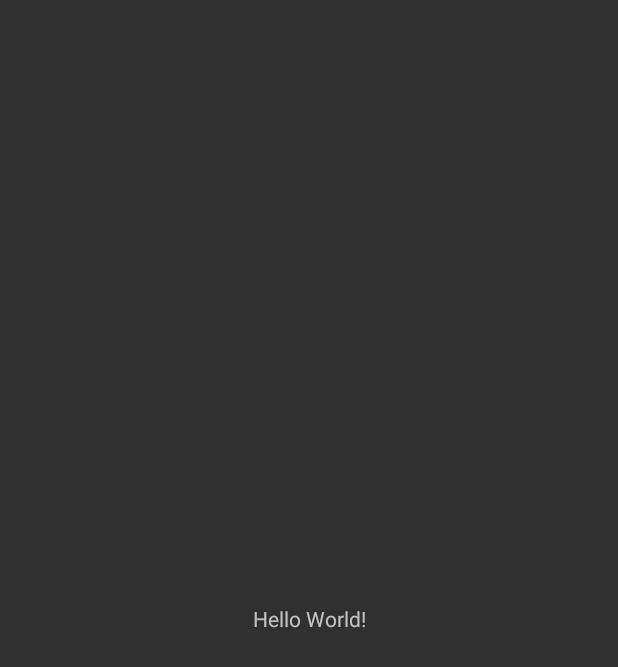
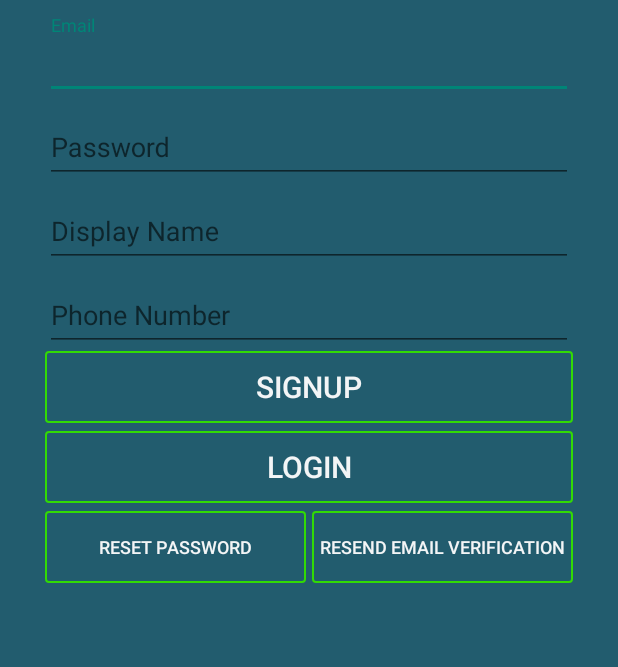
Before and after one commit to secondfh/CIS651, an Android app: the screen it shows after launch (MainActivity before the commit, SignupLogin after it), on a phone screen of 412 x 824 dp. Before the commit the part shown is almost empty. Shown: the top 667 px of the screen. Run offline under Robolectric (Android 15) with nearby library versions, the light colour scheme and no system bars; our stand-ins replace Firebase (no records; nobody signed in at launch, a user with empty details on screens opened directly).

Commit message:
Implemented login/registered screen

```diff
--- a/PupPatrol/app/src/main/AndroidManifest.xml
+++ b/PupPatrol/app/src/main/AndroidManifest.xml
@@ -17,6 +17,9 @@
         android:roundIcon="@mipmap/ic_launcher_round"
         android:supportsRtl="true"
         android:theme="@style/Theme.AppCompat.NoActionBar">
+        <activity
+            android:name=".SignupLogin"
+            android:theme="@style/Theme.Splash" />
         <activity android:name=".MainActivity">
             <intent-filter>
                 <action android:name="android.intent.action.MAIN" />
--- a/PupPatrol/app/src/main/java/com/example/puppatrol/MainActivity.java
+++ b/PupPatrol/app/src/main/java/com/example/puppatrol/MainActivity.java
@@ -2,6 +2,7 @@ package com.example.puppatrol;
 
 import androidx.appcompat.app.AppCompatActivity;
 
+import android.content.Intent;
 import android.os.Bundle;
 
 public class MainActivity extends AppCompatActivity {
@@ -10,5 +11,7 @@ public class MainActivity extends AppCompatActivity {
     protected void onCreate(Bundle savedInstanceState) {
         super.onCreate(savedInstanceState);
         setContentView(R.layout.activity_main);
+
+        startActivity(new Intent(this, SignupLogin.class));
     }
 }
--- a/PupPatrol/app/src/main/java/com/example/puppatrol/MessageAdapter.java
+++ b/PupPatrol/app/src/main/java/com/example/puppatrol/MessageAdapter.java
@@ -8,7 +8,7 @@ import android.view.ViewGroup;
 import android.widget.ImageView;
 import android.widget.TextView;
 
-import com.example.lab7.MessageActivity;
+//import com.example.lab7.MessageActivity;
 import com.google.firebase.auth.FirebaseAuth;
 import com.google.firebase.auth.FirebaseUser;
 import com.squareup.picasso.Picasso;
--- /dev/null
+++ b/PupPatrol/app/src/main/res/drawable/signup_button.xml
@@ -0,0 +1,7 @@
+<?xml version="1.0" encoding="utf-8"?>
+<shape xmlns:android="http://schemas.android.com/apk/res/android"
+    android:shape="rectangle">
+<solid android:color="@color/transparent"></solid>
+    <stroke android:width="1dp" android:color="@color/colorAccent"></stroke>
+    <corners android:radius="2dp"></corners>
+</shape>
--- /dev/null
+++ b/PupPatrol/app/src/main/res/layout/activity_signup_login.xml
@@ -0,0 +1,134 @@
+<?xml version="1.0" encoding="utf-8"?>
+<androidx.constraintlayout.widget.ConstraintLayout xmlns:android="http://schemas.android.com/apk/res/android"
+    xmlns:app="http://schemas.android.com/apk/res-auto"
+    xmlns:tools="http://schemas.android.com/tools"
+    android:layout_width="match_parent"
+    android:layout_height="match_parent"
+    android:paddingTop="10dp"
+    android:paddingLeft="30dp"
+    android:paddingRight="30dp"
+    tools:context="com.example.puppatrol.SignupLogin">
+<!--    <ImageView-->
+<!--        android:id="@+id/logo"-->
+<!--        app:layout_constraintTop_toTopOf="parent"-->
+<!--        app:layout_constraintLeft_toLeftOf="parent"-->
+<!--        app:layout_constraintRight_toRightOf="parent"-->
+
+<!--        android:src="@drawable/lab_logo"-->
+<!--        android:layout_width="150dp"-->
+<!--        android:layout_height="150dp"/>-->
+<!--    <LinearLayout-->
+<!--        android:orientation="vertical"-->
+<!--        app:layout_constraintLeft_toLeftOf="parent"-->
+<!--        app:layout_constraintRight_toRightOf="parent"-->
+<!--        app:layout_constraintTop_toBottomOf="@id/logo"-->
+<!--        android:layout_width="match_parent"-->
+<!--        android:layout_height="wrap_content">-->
+    <LinearLayout
+        android:orientation="vertical"
+        app:layout_constraintLeft_toLeftOf="parent"
+        app:layout_constraintRight_toRightOf="parent"
+        app:layout_constraintTop_toTopOf="parent"
+        android:layout_width="match_parent"
+        android:layout_height="wrap_content">
+        <com.google.android.material.textfield.TextInputLayout
+            android:layout_width="match_parent"
+            android:layout_height="wrap_content"
+            android:hint="Email">
+            <com.google.android.material.textfield.TextInputEditText
+                android:id="@+id/emailText"
+                android:layout_width="match_parent"
+                android:layout_height="wrap_content"/>
+
+        </com.google.android.material.textfield.TextInputLayout>
+        <com.google.android.material.textfield.TextInputLayout
+            android:layout_width="match_parent"
+            android:layout_height="wrap_content"
+            android:hint="Password">
+
+            <com.google.android.material.textfield.TextInputEditText
+                android:id="@+id/passwordText"
+                android:layout_width="match_parent"
+                android:layout_height="wrap_content"/>
+
+        </com.google.android.material.textfield.TextInputLayout>
+        <com.google.android.material.textfield.TextInputLayout
+            android:id="@+id/displayNameLayout"
+            android:layout_width="match_parent"
+            android:layout_height="wrap_content"
+            android:hint="Display Name">
+
+            <com.google.android.material.textfield.TextInputEditText
+                android:id="@+id/displayNameText"
+                android:layout_width="match_parent"
+                android:layout_height="wrap_content"/>
+
+        </com.google.android.material.textfield.TextInputLayout>
+        <com.google.android.material.textfield.TextInputLayout
+            android:id="@+id/phoneNumberLayout"
+            android:layout_width="match_parent"
+            android:layout_height="wrap_content"
+            android:hint="Phone Number">
+
+            <com.google.android.material.textfield.TextInputEditText
+                android:id="@+id/phoneNumberText"
+                android:layout_width="match_parent"
+                android:layout_height="wrap_content"/>
+
+        </com.google.android.material.textfield.TextInputLayout>
+        <Button
+            android:id="@+id/signupBtn"
+            android:text="SIGNUP"
+            android:textColor="@color/offwhite"
+            android:background="@drawable/signup_button"
+            android:textSize="20sp"
+            android:layout_width="match_parent"
+            android:layout_height="wrap_content"
+            android:onClick="Signup">
+
+        </Button>
+        <Button
+            android:layout_marginTop="5dp"
+            android:text="LOGIN"
+            android:textColor="@color/offwhite"
+            android:background="@drawable/signup_button"
+            android:textSize="20sp"
+            android:layout_width="match_parent"
+            android:layout_height="wrap_content"
+            android:onClick="Login">
+
+        </Button>
+        <LinearLayout
+            android:layout_marginTop="5dp"
+            android:weightSum="2"
+            android:orientation="horizontal"
+            android:layout_width="match_parent"
+            android:layout_height="wrap_content">
+            <Button
+                android:layout_marginRight="2dp"
+                android:text="Reset Password"
+                android:textColor="@color/offwhite"
+                android:background="@drawable/signup_button"
+                android:textSize="12sp"
+                android:layout_weight="1"
+                android:layout_width="0dp"
+                android:layout_height="match_parent"
+                android:onClick="ResetPassword">
+
+            </Button>
+            <Button
+                android:layout_marginLeft="2dp"
+                android:text="Resend Email Verification"
+                android:textColor="@color/offwhite"
+                android:background="@drawable/signup_button"
+                android:textSize="12sp"
+                android:layout_weight="1"
+                android:layout_width="0dp"
+                android:layout_height="match_parent"
+                android:onClick="sendEmailVerification">
+
+            </Button>
+        </LinearLayout>
+    </LinearLayout>
+
+</androidx.constraintlayout.widget.ConstraintLayout>
--- a/PupPatrol/app/src/main/res/values/colors.xml
+++ b/PupPatrol/app/src/main/res/values/colors.xml
@@ -3,4 +3,7 @@
     <color name="colorPrimary">#6200EE</color>
     <color name="colorPrimaryDark">#3700B3</color>
     <color name="colorAccent">#32DA03</color>
+    <color name="splashBackground">#225c6e</color>
+    <color name="offwhite">#f3f5f6</color>
+    <color name="transparent">#00000000</color>
 </resources>
--- a/PupPatrol/app/src/main/res/values/styles.xml
+++ b/PupPatrol/app/src/main/res/values/styles.xml
@@ -6,5 +6,10 @@
         <item name="colorPrimaryDark">@color/colorPrimaryDark</item>
         <item name="colorAccent">@color/colorAccent</item>
     </style>
-
+    <style name="Theme.Splash" parent="Theme.AppCompat.Light.DarkActionBar">
+        <item name="android:windowBackground">@color/splashBackground</item>
+        <item name="android:windowNoTitle">true</item>
+        <item name="windowNoTitle">true</item>
+<!--        <item name="android:windowActivityTransitions">true</item>-->
+    </style>
 </resources>
```
Also changed, not shown: PupPatrol/app/src/main/java/com/example/puppatrol/SignupLogin.java (added, +156 -0 lines).
